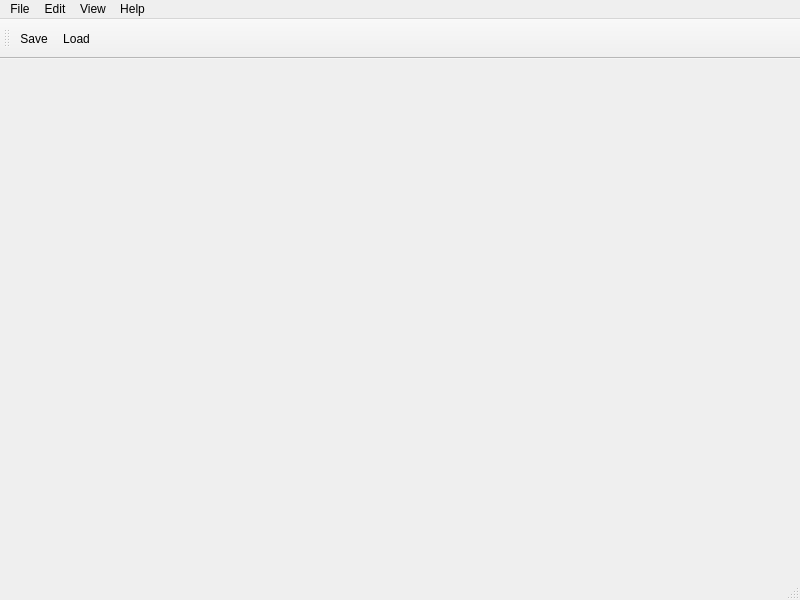
Before: the Qt Designer form mainwindow.ui in olehermanse/ohm, drawn with Qt 5.
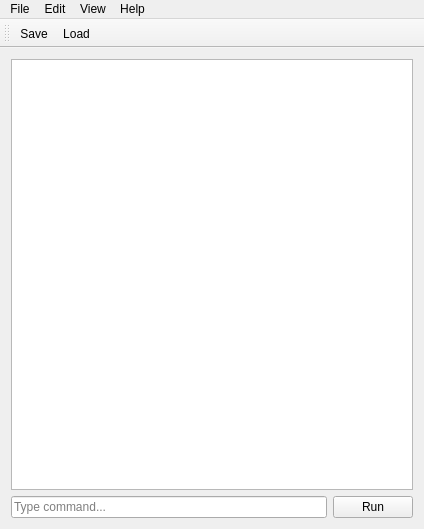
After: the same form once the commit is applied. Icons and pictures are not drawn.

Commit message: GUI basic structure

Patch:
```diff
--- a/mainwindow.ui
+++ b/mainwindow.ui
@@ -6,8 +6,8 @@
    <rect>
     <x>0</x>
     <y>0</y>
-    <width>800</width>
-    <height>600</height>
+    <width>424</width>
+    <height>529</height>
    </rect>
   </property>
   <property name="sizePolicy">
@@ -18,8 +18,14 @@
   </property>
   <property name="minimumSize">
    <size>
-    <width>800</width>
-    <height>600</height>
+    <width>400</width>
+    <height>300</height>
+   </size>
+  </property>
+  <property name="baseSize">
+   <size>
+    <width>400</width>
+    <height>300</height>
    </size>
   </property>
   <property name="focusPolicy">
@@ -28,13 +34,57 @@
   <property name="windowTitle">
    <string>MainWindow</string>
   </property>
-  <widget class="QWidget" name="centralWidget"/>
+  <property name="windowIcon">
+   <iconset resource="ui/tango/Tango.qrc">
+    <normaloff>:/scalable/categories/applications-office.svg</normaloff>:/scalable/categories/applications-office.svg</iconset>
+  </property>
+  <property name="windowOpacity">
+   <double>1.000000000000000</double>
+  </property>
+  <property name="toolButtonStyle">
+   <enum>Qt::ToolButtonTextUnderIcon</enum>
+  </property>
+  <widget class="QWidget" name="centralWidget">
+   <property name="autoFillBackground">
+    <bool>true</bool>
+   </property>
+   <layout class="QVBoxLayout" name="verticalLayout">
+    <item>
+     <widget class="QGraphicsView" name="view">
+      <property name="cursor" stdset="0">
+       <cursorShape>ArrowCursor</cursorShape>
+      </property>
+      <property name="accessibleName">
+       <string>view</string>
+      </property>
+     </widget>
+    </item>
+    <item>
+     <layout class="QHBoxLayout" name="horizontalLayout">
+      <item>
+       <widget class="QLineEdit" name="cmd_text">
+        <property name="placeholderText">
+         <string>Type command...</string>
+        </property>
+       </widget>
+      </item>
+      <item>
+       <widget class="QPushButton" name="cmd_button">
+        <property name="text">
+         <string>Run</string>
+        </property>
+       </widget>
+      </item>
+     </layout>
+    </item>
+   </layout>
+  </widget>
   <widget class="QMenuBar" name="menuBar">
    <property name="geometry">
     <rect>
      <x>0</x>
      <y>0</y>
-     <width>800</width>
+     <width>424</width>
      <height>22</height>
     </rect>
    </property>
@@ -72,12 +122,11 @@
    <addaction name="menuView"/>
    <addaction name="menuHelp"/>
   </widget>
-  <widget class="QStatusBar" name="statusBar"/>
   <widget class="QToolBar" name="toolBar">
    <property name="minimumSize">
     <size>
      <width>0</width>
-     <height>40</height>
+     <height>0</height>
     </size>
    </property>
    <property name="windowTitle">
```
Left out of the diff: 9 changed lines with no effect on the pictures. The commit also changes 2 other files.
